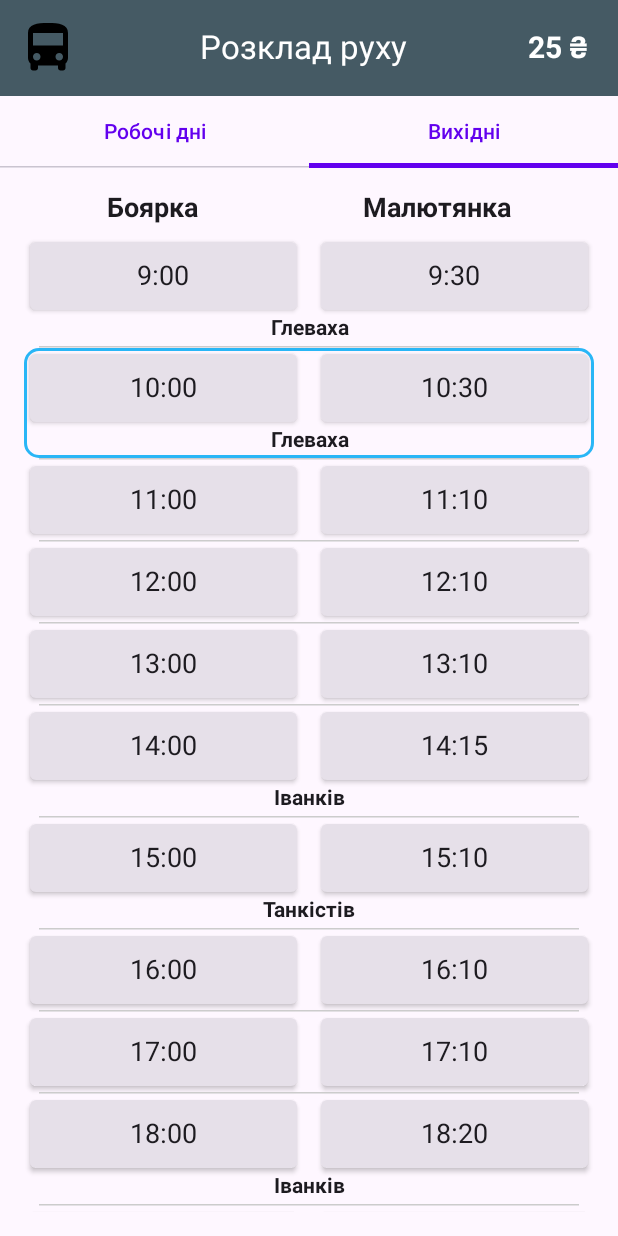
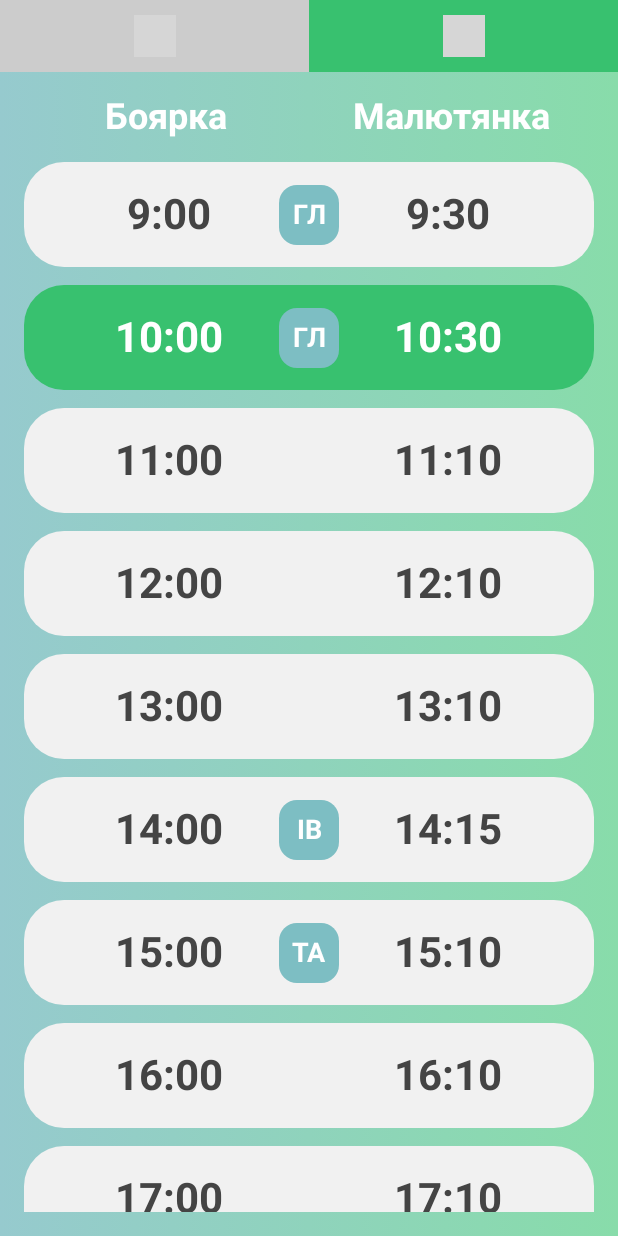
Before and after one commit to izhris/Schedule11widget, an Android app built with Jetpack Compose: the screen it shows after launch (MainActivity), on a phone screen of 412 x 824 dp. Run offline under Robolectric (Android 15) with nearby library versions, the phone set to English and light mode, and no system bars; grey boxes are pictures that could not be loaded.

Commit message:
UI improvements

```diff
--- a/app/src/main/java/com/izhris/schedule11widget/MainActivity.kt
+++ b/app/src/main/java/com/izhris/schedule11widget/MainActivity.kt
@@ -1,47 +1,77 @@
 package com.izhris.schedule11widget
 
-// In MainActivity.kt
-
+import android.app.Activity
 import android.os.Bundle
 import androidx.activity.ComponentActivity
 import androidx.activity.compose.setContent
 import androidx.activity.viewModels
 import androidx.compose.foundation.Image
-import androidx.compose.foundation.border
+import androidx.compose.foundation.background
 import androidx.compose.foundation.layout.*
 import androidx.compose.foundation.lazy.LazyColumn
 import androidx.compose.foundation.lazy.itemsIndexed
 import androidx.compose.foundation.lazy.rememberLazyListState
 import androidx.compose.foundation.shape.RoundedCornerShape
 import androidx.compose.material3.*
-import androidx.compose.material3.HorizontalDivider
 import androidx.compose.runtime.*
 import androidx.compose.ui.Alignment
 import androidx.compose.ui.Modifier
+import androidx.compose.ui.geometry.CornerRadius
+import androidx.compose.ui.geometry.Rect
+import androidx.compose.ui.geometry.RoundRect
+import androidx.compose.ui.geometry.Size
+import androidx.compose.ui.graphics.Brush
 import androidx.compose.ui.graphics.Color
+import androidx.compose.ui.graphics.Outline
+import androidx.compose.ui.graphics.Path
+import androidx.compose.ui.graphics.Shape
+import androidx.compose.ui.platform.LocalView
 import androidx.compose.ui.res.painterResource
 import androidx.compose.ui.text.font.FontWeight
 import androidx.compose.ui.text.style.TextAlign
+import androidx.compose.ui.unit.Density
+import androidx.compose.ui.unit.LayoutDirection
 import androidx.compose.ui.unit.dp
 import androidx.compose.ui.unit.sp
-import com.izhris.schedule11widget.R
+import androidx.core.view.WindowInsetsControllerCompat
 import com.izhris.schedule11widget.data.BusSchedule
 import com.izhris.schedule11widget.data.ScheduleData
 import com.izhris.schedule11widget.data.ScheduleViewModel
 import com.izhris.schedule11widget.ui.theme.BusScheduleTheme
 import kotlinx.coroutines.launch
 
+class TicketShape(private val cornerRadius: Float) : Shape {
+    override fun createOutline(
+        size: Size,
+        layoutDirection: LayoutDirection,
+        density: Density
+    ): Outline {
+        return Outline.Generic(
+            path = Path().apply {
+                addRoundRect(RoundRect(Rect(0f, 0f, size.width, size.height), CornerRadius(cornerRadius)))
+            }
+        )
+    }
+}
+
+
 class MainActivity : ComponentActivity() {
 
-    // Get an instance of the ViewModel
     private val viewModel: ScheduleViewModel by viewModels()
 
     override fun onCreate(savedInstanceState: Bundle?) {
         super.onCreate(savedInstanceState)
         setContent {
-            // Your theme would be defined in ui/theme/Theme.kt
             BusScheduleTheme {
-                // A surface container using the 'background' color from the theme
+                // --- NEW: This block makes the status bar icons (time, battery) dark ---
+                val view = LocalView.current
+                if (!view.isInEditMode) {
+                    SideEffect {
+                        val window = (view.context as Activity).window
+                        WindowInsetsControllerCompat(window, view).isAppearanceLightStatusBars = true
+                    }
+                }
+
                 Surface(
                     modifier = Modifier.fillMaxSize(),
                     color = MaterialTheme.colorScheme.background
@@ -52,7 +82,6 @@ class MainActivity : ComponentActivity() {
         }
     }
 
-    // You can also handle app lifecycle events here to refresh the data
     override fun onResume() {
         super.onResume()
         viewModel.checkDayOfWeek()
@@ -60,24 +89,25 @@ class MainActivity : ComponentActivity() {
     }
 }
 
-// This is the main Composable, equivalent to your BusSchedulePage widget
 @OptIn(ExperimentalMaterial3Api::class)
 @Composable
 fun BusScheduleScreen(viewModel: ScheduleViewModel) {
     val tabIndex by viewModel.tabIndex
-    val tabs = listOf("Робочі дні", "Вихідні")
+    val tabIcons = listOf(R.drawable.ic_working_days, R.drawable.ic_weekend)
 
     val workingDayHighlightIndex by viewModel.closestWorkingDayTripIndex
     val weekendHighlightIndex by viewModel.closestWeekendTripIndex
-
-    // Coroutine scope for launching animations
     val coroutineScope = rememberCoroutineScope()
-
-    // State for each list, equivalent to ScrollController
     val workingListState = rememberLazyListState()
     val weekendListState = rememberLazyListState()
 
-    // This effect runs when the highlight index changes, triggering the scroll
+    // --- MODIFIED: Color scheme for the new Tab design ---
+    val selectedTabBackgroundColor = Color(0xFF38C16F)
+    val unselectedTabBackgroundColor = Color.LightGray
+    val selectedIconColor = Color.White
+    val unselectedIconColor = Color.DarkGray
+
+
     LaunchedEffect(workingDayHighlightIndex) {
         coroutineScope.launch {
             if (workingDayHighlightIndex >= 0) {
@@ -95,40 +125,36 @@ fun BusScheduleScreen(viewModel: ScheduleViewModel) {
         }
     }
 
-    Scaffold(
-        topBar = {
-            TopAppBar(
-                title = { Text("Розклад руху", textAlign = TextAlign.Center, modifier = Modifier.fillMaxWidth()) },
-                navigationIcon = {
+    Scaffold { paddingValues ->
+        Column(modifier = Modifier.padding(paddingValues)) {
+            // --- MODIFIED: TabRow updated for the new split-background design ---
+            TabRow(
+                selectedTabIndex = tabIndex,
+                containerColor = Color.Transparent, // Container is transparent
+                indicator = { /* Indicator is not needed for this design */ },
+                divider = { /* No divider */ }
+            ) {
+                tabIcons.forEachIndexed { index, iconId ->
+                    val isSelected = tabIndex == index
+                    Tab(
+                        selected = isSelected,
+                        onClick = { viewModel.selectTab(index) },
+                        modifier = Modifier.background(
+                            if (isSelected) selectedTabBackgroundColor else unselectedTabBackgroundColor
+                        ),
+                        icon = {
                             Image(
-                        painter = painterResource(id = R.drawable.bus_logo),
-                        contentDescription = "Bus Logo",
-                        modifier = Modifier.size(48.dp).padding(start = 8.dp)
+                                painter = painterResource(id = iconId),
+                                contentDescription = if (index == 0) "Робочі дні" else "Вихідні",
+                                modifier = Modifier.size(28.dp)
                             )
                         },
-                actions = {
-                    Text("25 ₴", fontSize = 20.sp, fontWeight = FontWeight.Bold, modifier = Modifier.padding(end = 16.dp))
-                },
-                colors = TopAppBarDefaults.topAppBarColors(
-                    containerColor = Color(0xFF455A64), // blueGrey.shade800
-                    titleContentColor = Color.White,
-                    actionIconContentColor = Color.White
-                )
-            )
-        }
-    ) { paddingValues ->
-        Column(modifier = Modifier.padding(paddingValues)) {
-            TabRow(selectedTabIndex = tabIndex) {
-                tabs.forEachIndexed { index, title ->
-                    Tab(
-                        text = { Text(title) },
-                        selected = tabIndex == index,
-                        onClick = { viewModel.selectTab(index) }
+                        selectedContentColor = selectedIconColor,
+                        unselectedContentColor = unselectedIconColor
                     )
                 }
             }
 
-            // This acts like your TabBarView
             when (tabIndex) {
                 0 -> ScheduleList(
                     schedule = ScheduleData.workingDaysSchedule,
@@ -145,46 +171,63 @@ fun BusScheduleScreen(viewModel: ScheduleViewModel) {
     }
 }
 
-
-// This is your _ScheduleList widget equivalent
 @Composable
 fun ScheduleList(
     schedule: BusSchedule,
     highlightedIndex: Int,
-    listState: androidx.compose.foundation.lazy.LazyListState // Specify full path to avoid ambiguity
+    listState: androidx.compose.foundation.lazy.LazyListState
+) {
+    val leftColor = Color(0xFF96cace)
+    val rightColor = Color(0xFF88dcaa)
+    val backgroundBrush = Brush.horizontalGradient(listOf(leftColor, rightColor))
+    val headerColor = Color.White
+
+    Box(
+        modifier = Modifier
+            .fillMaxSize()
+            .background(brush = backgroundBrush)
     ) {
         Column(modifier = Modifier.padding(16.dp)) {
-        // Headers
             Row(
                 modifier = Modifier.fillMaxWidth(),
                 horizontalArrangement = Arrangement.SpaceAround
             ) {
-            Text("Боярка", fontSize = 18.sp, fontWeight = FontWeight.Bold)
-            Text("Малютянка", fontSize = 18.sp, fontWeight = FontWeight.Bold)
+                Text(
+                    text = "Боярка",
+                    fontSize = 24.sp,
+                    fontWeight = FontWeight.Bold,
+                    color = headerColor,
+                    modifier = Modifier.weight(1f), // Takes up 50% of the space
+                    textAlign = TextAlign.Center    // Centers the text in its 50% space
+                )
+                Text(
+                    text = "Малютянка",
+                    fontSize = 24.sp,
+                    fontWeight = FontWeight.Bold,
+                    color = headerColor,
+                    modifier = Modifier.weight(1f), // Takes up 50% of the space
+                    textAlign = TextAlign.Center    // Centers the text in its 50% space
+                )
             }
-        Spacer(modifier = Modifier.height(8.dp))
+            Spacer(modifier = Modifier.height(16.dp))
 
-        // This is the equivalent of ListView.builder
-        LazyColumn(state = listState) {
+            LazyColumn(
+                state = listState
+            ) {
                 itemsIndexed(schedule.trips) { index, trip ->
-                val isHighlighted = index == highlightedIndex
-
                     ScheduleRow(
                         timeFromBoyarka = trip.timeFromBoyarka,
                         timeFromMalyutyanka = trip.timeFromMalyutyanka,
                         note = trip.note,
-                    isHighlighted = isHighlighted
+                        isHighlighted = index == highlightedIndex
                     )
-                HorizontalDivider(
-                    modifier = Modifier.padding(horizontal = 10.dp), // Adds 16dp of space on both left and right
-                    color = Color.LightGray
-                )
+                    Spacer(modifier = Modifier.height(12.dp))
+                }
             }
         }
     }
 }
 
-// This is your list item row equivalent
 @Composable
 fun ScheduleRow(
     timeFromBoyarka: String,
@@ -192,52 +235,69 @@ fun ScheduleRow(
     note: String?,
     isHighlighted: Boolean
 ) {
-    val highlightModifier = if (isHighlighted) {
-        Modifier
-            .border(
-                width = 2.dp,
-                color = Color(0xFF29B6F6), // lightBlue
-                shape = RoundedCornerShape(10.dp)
+    val backgroundColor = if (isHighlighted) Color(0xFF38c16f) else Color(0xFFF1F1F1)
+    val contentColor = if (isHighlighted) Color.White else Color.DarkGray
+
+    Row(
+        modifier = Modifier
+            .fillMaxWidth()
+            .height(70.dp)
+            .background(
+                color = backgroundColor,
+                shape = TicketShape(cornerRadius = 40f)
             )
-            .padding(4.dp)
-    } else {
-        Modifier.padding(4.dp)
+            .padding(horizontal = 24.dp),
+        verticalAlignment = Alignment.CenterVertically
+    ) {
+        Text(
+            text = timeFromBoyarka,
+            fontSize = 28.sp,
+            fontWeight = FontWeight.Bold,
+            color = contentColor,
+            modifier = Modifier.weight(1f),
+            textAlign = TextAlign.Center
+        )
+        Box(
+            modifier = Modifier.width(40.dp),
+            contentAlignment = Alignment.Center
+        ) {
+            if (note != null) {
+                NoteIndicator(note = note)
+            }
+        }
+        Text(
+            text = timeFromMalyutyanka,
+            fontSize = 28.sp,
+            fontWeight = FontWeight.Bold,
+            color = contentColor,
+            modifier = Modifier.weight(1f),
+            textAlign = TextAlign.Center
+        )
+    }
 }
 
-    Column(modifier = highlightModifier) {
-        Row(
-            verticalAlignment = Alignment.CenterVertically
+@Composable
+fun NoteIndicator(note: String) {
+    val (letters, color) = when (note) {
+        "Іванків" -> note.take(2) to Color(0xFF7DBEC3)
+        "Танкістів" -> note.take(2) to Color(0xFF7DBEC3)
+        "Глеваха" -> note.take(2) to Color(0xFF7DBEC3)
+        else -> null to Color.Transparent
+    }
+
+    if (letters != null) {
+        Box(
+            modifier = Modifier
+                .size(40.dp)
+                .background(color, shape = RoundedCornerShape(12.dp)),
+            contentAlignment = Alignment.Center
         ) {
-            TimeCard(text = timeFromBoyarka, modifier = Modifier.weight(1f))
-            Spacer(modifier = Modifier.width(16.dp))
-            TimeCard(text = timeFromMalyutyanka, modifier = Modifier.weight(1f))
-        }
-        if (note != null) {
-            Spacer(modifier = Modifier.height(4.dp))
             Text(
-                text = note,
-                modifier = Modifier.fillMaxWidth(),
-                textAlign = TextAlign.Center,
-                fontSize = 14.sp,
+                text = letters.uppercase(),
+                color = Color.White,
+                fontSize = 18.sp,
                 fontWeight = FontWeight.Bold
             )
         }
     }
 }
-
-@Composable
-fun TimeCard(text: String, modifier: Modifier = Modifier) {
-    Card(
-        modifier = modifier,
-        elevation = CardDefaults.cardElevation(defaultElevation = 2.dp)
-    ) {
-        Text(
-            text = text,
-            modifier = Modifier
-                .fillMaxWidth()
-                .padding(12.dp),
-            textAlign = TextAlign.Center,
-            fontSize = 18.sp
-        )
-    }
-}
```
Lines whose indentation alone changed are shown as unchanged.
